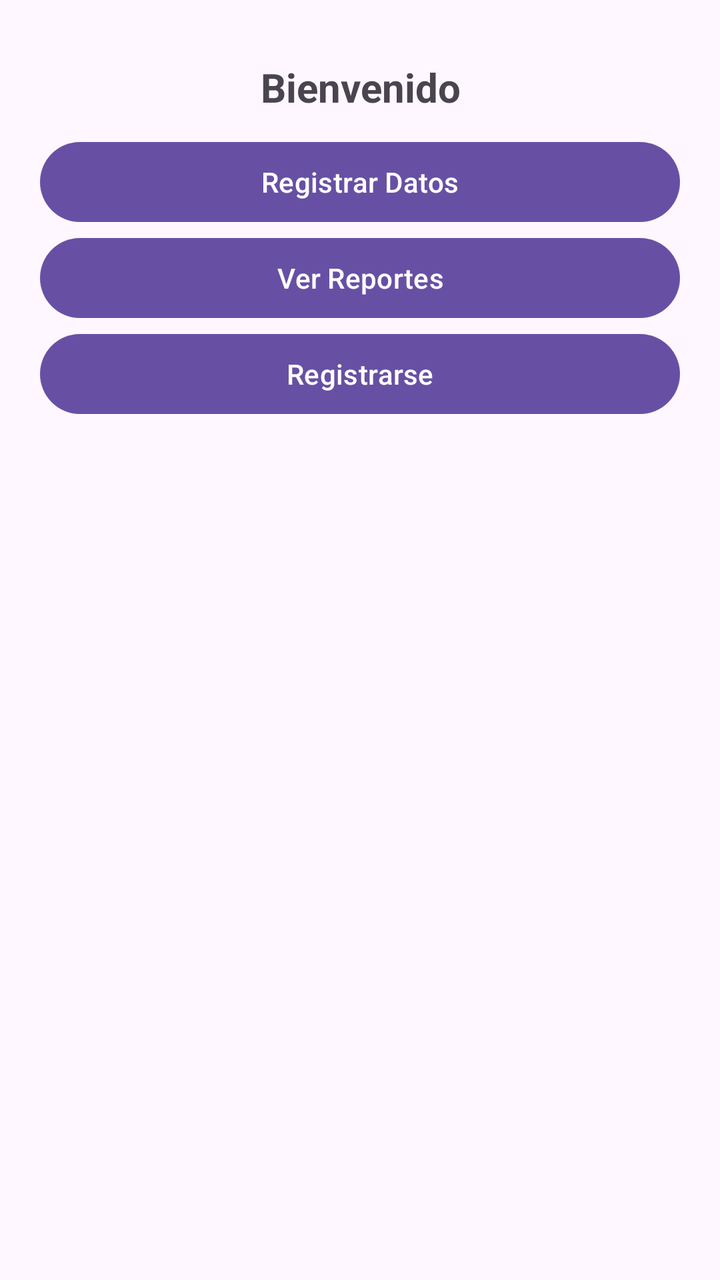
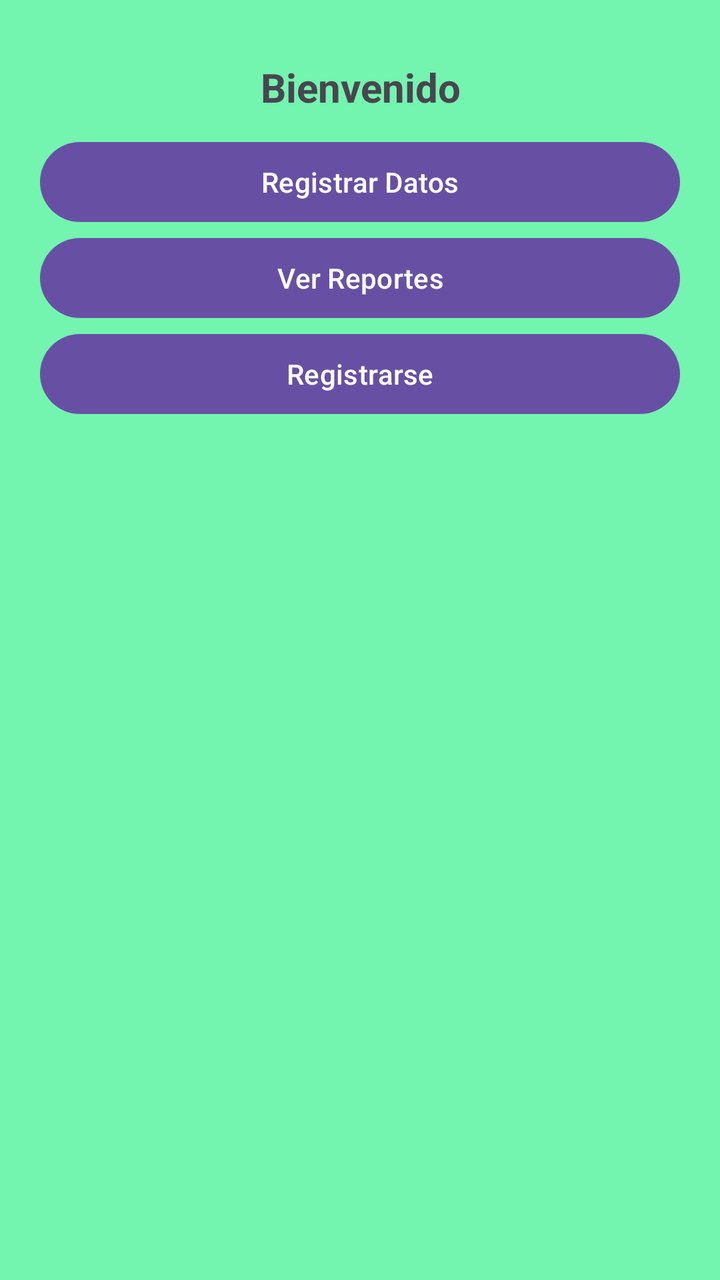

An Android layout rendered at two revisions. The XML below is the earlier revision; the diff shows what the commit changed to produce the second picture.
<!-- AndroidManifest.xml: application theme Theme.Cultivos_Orquideas -->
<!-- res/layout/activity_main.xml -->
<?xml version="1.0" encoding="utf-8"?>
<LinearLayout xmlns:android="http://schemas.android.com/apk/res/android"
    android:layout_width="match_parent"
    android:layout_height="match_parent"
    android:orientation="vertical"
    android:padding="20dp">

    <TextView
        android:id="@+id/tvWelcome"
        android:layout_width="match_parent"
        android:layout_height="wrap_content"
        android:gravity="center"
        android:padding="10dp"
        android:text="Bienvenido"
        android:textSize="20sp"
        android:textStyle="bold" />

    <Button
        android:id="@+id/btnRegistro"
        android:layout_width="match_parent"
        android:layout_height="wrap_content"
        android:text="Registrar Datos"/>
    <Button
        android:id="@+id/btnReportes"
        android:layout_width="match_parent"
        android:layout_height="wrap_content"
        android:text="Ver Reportes"/>

    <Button
        android:id="@+id/btnregistrarse"
        android:layout_width="match_parent"
        android:layout_height="wrap_content"
        android:text="Registrarse" />
</LinearLayout>
<!-- resources referenced by this layout -->
<resources>
  <style name="Theme.Cultivos_Orquideas" parent="Base.Theme.Cultivos_Orquideas" />
  <style name="Base.Theme.Cultivos_Orquideas" parent="Theme.Material3.DayNight.NoActionBar">
          
          
      </style>
</resources>

<!-- the commit's change to res/layout/activity_main.xml (unified diff, before → after) -->
@@ -2,6 +2,7 @@
 <LinearLayout xmlns:android="http://schemas.android.com/apk/res/android"
     android:layout_width="match_parent"
     android:layout_height="match_parent"
+    android:background="#73F4AF"
     android:orientation="vertical"
     android:padding="20dp">
 
@@ -19,12 +20,13 @@
         android:id="@+id/btnRegistro"
         android:layout_width="match_parent"
         android:layout_height="wrap_content"
-        android:text="Registrar Datos"/>
+        android:text="Registrar Datos" />
+
     <Button
         android:id="@+id/btnReportes"
         android:layout_width="match_parent"
         android:layout_height="wrap_content"
-        android:text="Ver Reportes"/>
+        android:text="Ver Reportes" />
 
     <Button
         android:id="@+id/btnregistrarse"
